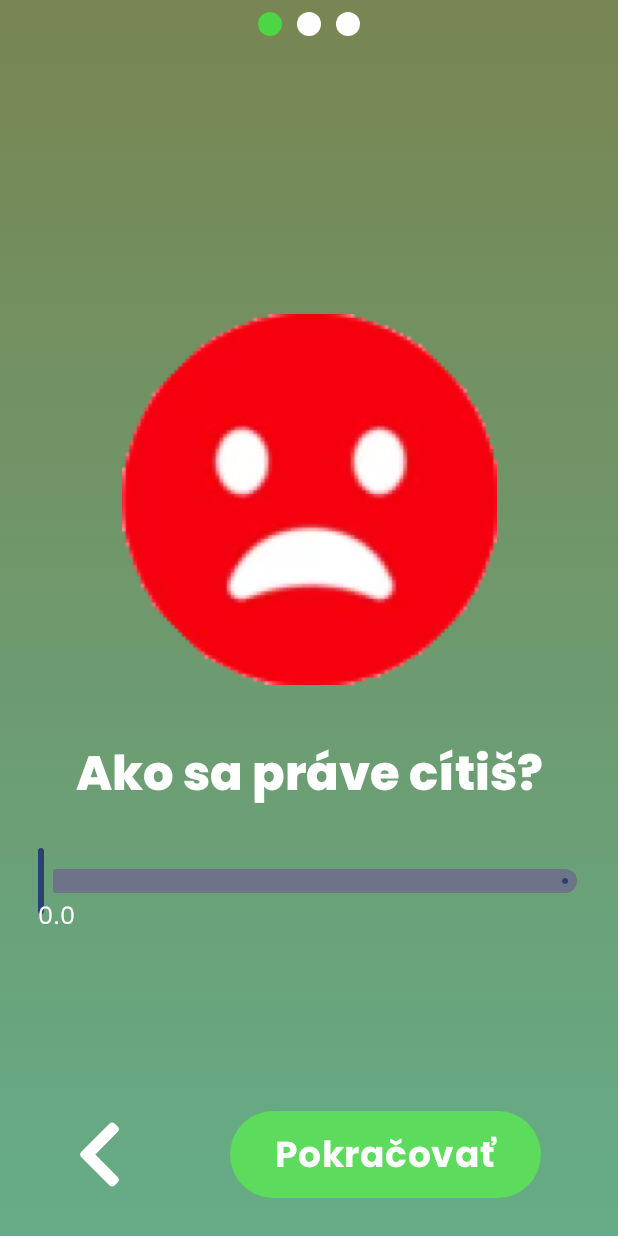
After one commit to TP2023-T24-PEACE/PEACE-APP, an Android app built with Jetpack Compose: the composable Moodtracking1 shown on its own in the app's theme, on a phone screen of 412 x 824 dp. The commit adds this screen. Run offline under Robolectric (Android 15) with nearby library versions, the phone set to English and light mode, and no system bars.

Commit message:
Moodtracking1 with funcional slider

```diff
--- a/app/src/main/java/com/t24/peaceapp/MainActivity.kt
+++ b/app/src/main/java/com/t24/peaceapp/MainActivity.kt
@@ -45,7 +45,7 @@ class MainActivity : ComponentActivity() {
                 ) {
 //                    DestinationsNavHost(navGraph = NavGraphs.root)
 //                      Dashboard()
-                    Moodtracking2()
+                    Moodtracking1()
                 }
             }
         }
--- /dev/null
+++ b/app/src/main/java/com/t24/peaceapp/Moodtracking1.kt
@@ -0,0 +1,147 @@
+package com.t24.peaceapp
+
+import androidx.compose.foundation.Image
+import androidx.compose.foundation.background
+import androidx.compose.foundation.layout.Arrangement
+import androidx.compose.foundation.layout.Box
+import androidx.compose.foundation.layout.Column
+import androidx.compose.foundation.layout.Row
+import androidx.compose.foundation.layout.fillMaxHeight
+import androidx.compose.foundation.layout.fillMaxSize
+import androidx.compose.foundation.layout.fillMaxWidth
+import androidx.compose.foundation.layout.padding
+import androidx.compose.foundation.layout.size
+import androidx.compose.material3.MaterialTheme
+import androidx.compose.material3.Slider
+import androidx.compose.material3.Text
+import androidx.compose.runtime.Composable
+import androidx.compose.runtime.getValue
+import androidx.compose.runtime.mutableFloatStateOf
+import androidx.compose.runtime.remember
+import androidx.compose.runtime.setValue
+import androidx.compose.ui.Alignment
+import androidx.compose.ui.Modifier
+import androidx.compose.ui.graphics.Brush
+import androidx.compose.ui.graphics.Color
+import androidx.compose.ui.res.painterResource
+import androidx.compose.ui.text.style.TextAlign
+import androidx.compose.ui.unit.dp
+import kotlin.math.roundToInt
+
+
+@Composable
+fun Moodtracking1 () {
+
+    val gradient = Brush.verticalGradient(
+        0.0f to Color(0xBF4C5F18),
+        1.0f to Color(0xBF2E9E6F),
+        startY = 0.0f,
+        endY = 1500.0f
+    )
+    Box (
+        modifier = Modifier
+            .background(gradient)
+            .fillMaxSize()
+    ){
+        Column {
+            StepIndicator(currentStep = 1, totalSteps = 3)
+            MoodSlider()
+
+        }
+            BottomMenu2(modifier = Modifier
+                .align(Alignment.BottomCenter)
+                .fillMaxWidth())
+
+
+    }
+
+}
+
+
+
+@Composable
+fun MoodSlider(){
+    var sliderPosition by remember { mutableFloatStateOf(0f) }
+
+    val moodImages = listOf(
+        R.drawable.green_excited,
+        R.drawable.yellow_happy,
+        R.drawable.lightorange_neutral,
+        R.drawable.orange_sad,
+        R.drawable.red_verysad
+    )
+
+//    val selectedImageIndex = sliderPosition.toInt().coerceIn(0, moodImages.lastIndex)
+
+    // Calculate the index based on the slider's value
+//    val selectedImageIndex = ((sliderPosition *  5).roundToInt()).coerceIn(0, moodImages.lastIndex)
+
+
+//    when statement for the selectedImageIndex to display the correct image based on the slider's value with 0.2f steps
+    val selectedImageIndex = when (sliderPosition) {
+        in 0.0f..0.2f -> 4
+        in 0.2f..0.4f -> 3
+        in 0.4f..0.6f -> 2
+        in 0.6f..0.8f -> 1
+        in 0.8f..1.0f -> 0
+        else -> 0
+    }
+
+
+
+    Box (
+        modifier = Modifier
+            .fillMaxWidth()
+            .fillMaxHeight()
+
+    ) {
+
+        Row(
+            verticalAlignment = Alignment.CenterVertically,
+            horizontalArrangement = Arrangement.Center,
+            modifier = Modifier
+                .fillMaxSize()
+        ) {
+            Column(
+//                horizontalAlignment = Alignment.CenterHorizontally
+            ) {
+
+                val selectedImageId = moodImages[selectedImageIndex]
+                Image(
+                    painter = painterResource(id = selectedImageId),
+                    contentDescription = "Excited",
+                    alignment = Alignment.Center,
+                    modifier = Modifier
+                        .size(250.dp)
+                        .padding(0.dp)
+                        .align(Alignment.CenterHorizontally)
+                )
+
+                Text(
+                    text = "Ako sa práve cítiš?",
+                    textAlign = TextAlign.Center,
+                    style = MaterialTheme.typography.titleLarge,
+                    modifier = Modifier
+                        .fillMaxWidth()
+                        .padding(top = 35.dp)
+
+                )
+
+                Box(
+                    modifier = Modifier
+                        .padding(10.dp)
+                        .padding(15.dp)
+
+                ) {
+
+                    Slider(
+                        value = sliderPosition,
+                        onValueChange = { sliderPosition = it }
+                    )
+                    Text(text = sliderPosition.toString(), modifier = Modifier.padding(top = 35.dp))
+                }
+            }
+        }
+    }
+
+}
```
Also changed, not shown: app/src/main/res/drawable/green_excited.png (added), app/src/main/res/drawable/lightorange_neutral.png (added), app/src/main/res/drawable/orange_sad.png (added), app/src/main/res/drawable/red_verysad.png (added), app/src/main/res/drawable/yellow_happy.png (added).
